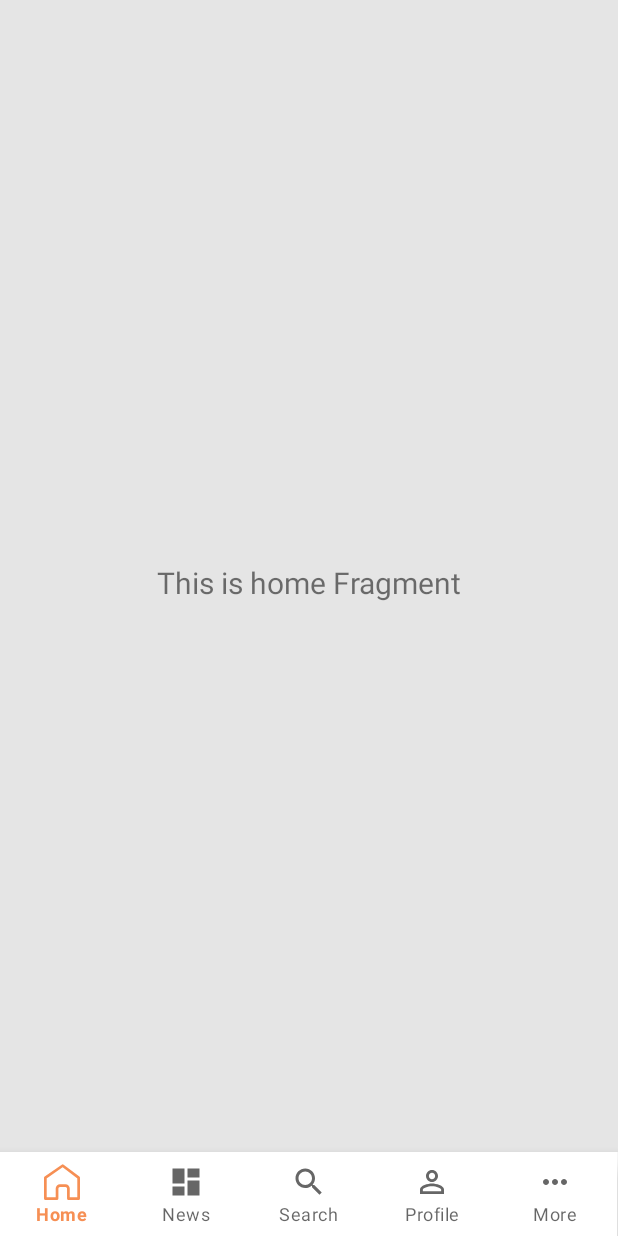
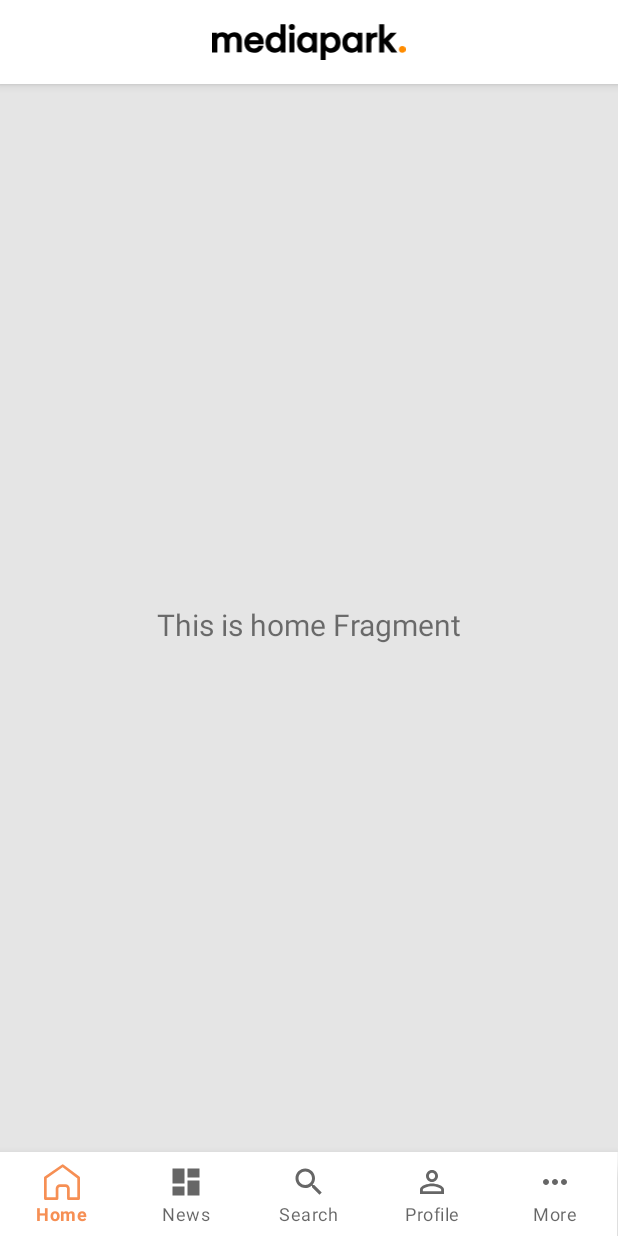
Before and after one commit to sokheangret/MediaparkNews, an Android app: the screen it shows after launch (MainActivity), on a phone screen of 412 x 824 dp. Run offline under Robolectric (Android 15) with nearby library versions, the phone set to English and light mode, and no system bars; our stand-ins replace Dagger/Hilt's generated code, Room's generated code, RxJava, data binding, navigation-ui.

Commit message:
include layout toolbar to first page screen

```diff
--- a/app/src/main/java/com/sokheang/mediaparknews/ui/article_filter/ArticleFilterActivity.kt
+++ b/app/src/main/java/com/sokheang/mediaparknews/ui/article_filter/ArticleFilterActivity.kt
@@ -3,10 +3,10 @@ package com.sokheang.mediaparknews.ui.article_filter
 import android.app.Activity
 import android.content.Intent
 import android.os.Bundle
+import android.view.View
 import android.widget.EditText
 import androidx.activity.result.contract.ActivityResultContracts
 import androidx.appcompat.app.AppCompatActivity
-import androidx.lifecycle.lifecycleScope
 import com.google.android.material.datepicker.MaterialDatePicker
 import com.sokheang.mediaparknews.app.MediaparkNewsApp
 import com.sokheang.mediaparknews.databinding.ActivityArticleFilterBinding
@@ -51,10 +51,12 @@ class ArticleFilterActivity : AppCompatActivity() {
             showDatePickerDialog(binding.editToDate)
         }
 
+        binding.toolbar.textClear.visibility = View.VISIBLE
         binding.toolbar.textClear.setOnClickListener {
             clearFilter()
         }
 
+        binding.toolbar.buttonBack.visibility = View.VISIBLE
         binding.toolbar.buttonBack.setOnClickListener {
             onBackPressed()
         }
--- a/app/src/main/java/com/sokheang/mediaparknews/ui/article_web/ArticleWebActivity.kt
+++ b/app/src/main/java/com/sokheang/mediaparknews/ui/article_web/ArticleWebActivity.kt
@@ -19,7 +19,7 @@ class ArticleWebActivity : AppCompatActivity() {
 
         val articleUrl = intent.getStringExtra(Constants.IntentConstants.ARTICLE_URL)
 
-        binding.toolbar.textClear.visibility = View.INVISIBLE
+        binding.toolbar.buttonBack.visibility = View.VISIBLE
         binding.toolbar.buttonBack.setOnClickListener {
             onBackPressed()
         }
--- a/app/src/main/java/com/sokheang/mediaparknews/ui/home/HomeFragment.kt
+++ b/app/src/main/java/com/sokheang/mediaparknews/ui/home/HomeFragment.kt
@@ -22,7 +22,7 @@ private var _binding: FragmentHomeBinding? = null
     savedInstanceState: Bundle?
   ): View {
     val homeViewModel =
-            ViewModelProvider(this).get(HomeViewModel::class.java)
+        ViewModelProvider(this)[HomeViewModel::class.java]
 
     _binding = FragmentHomeBinding.inflate(inflater, container, false)
     val root: View = binding.root
--- a/app/src/main/res/layout/fragment_home.xml
+++ b/app/src/main/res/layout/fragment_home.xml
@@ -8,6 +8,13 @@
     android:background="@color/background"
     tools:context=".ui.home.HomeFragment" >
 
+    <include
+        android:id="@+id/appbar"
+        layout="@layout/layout_toolbar"
+        app:layout_constraintEnd_toEndOf="parent"
+        app:layout_constraintStart_toStartOf="parent"
+        app:layout_constraintTop_toTopOf="parent" />
+
     <TextView
         android:id="@+id/text_home"
         android:layout_width="match_parent"
@@ -17,8 +24,8 @@
         android:layout_marginEnd="8dp"
         android:textAlignment="center"
         android:textSize="20sp"
+        app:layout_constraintBottom_toBottomOf="parent"
         app:layout_constraintEnd_toEndOf="parent"
         app:layout_constraintStart_toStartOf="parent"
-        app:layout_constraintTop_toTopOf="parent"
-        app:layout_constraintBottom_toBottomOf="parent" />
+        app:layout_constraintTop_toBottomOf="@+id/appbar" />
 </androidx.constraintlayout.widget.ConstraintLayout>
--- a/app/src/main/res/layout/fragment_more.xml
+++ b/app/src/main/res/layout/fragment_more.xml
@@ -4,6 +4,10 @@
     android:layout_width="match_parent"
     android:layout_height="match_parent"
     tools:context=".ui.more.MoreFragment">
+
+    <include
+        android:id="@+id/appbar"
+        layout="@layout/layout_toolbar"/>
 
     <TextView
         android:layout_width="match_parent"
--- a/app/src/main/res/layout/fragment_profile.xml
+++ b/app/src/main/res/layout/fragment_profile.xml
@@ -4,6 +4,10 @@
     android:layout_width="match_parent"
     android:layout_height="match_parent"
     tools:context=".ui.profile.ProfileFragment">
+
+    <include
+        android:id="@+id/appbar"
+        layout="@layout/layout_toolbar"/>
 
     <TextView
         android:layout_width="match_parent"
--- a/app/src/main/res/layout/layout_toolbar.xml
+++ b/app/src/main/res/layout/layout_toolbar.xml
@@ -29,12 +29,13 @@
                     android:src="@drawable/ic_arrow_back"
                     android:layout_marginEnd="30dp"
                     android:background="@null"
+                    android:visibility="invisible"
                     tools:ignore="ContentDescription" />
 
                 <ImageView
                     android:layout_width="wrap_content"
                     android:layout_height="match_parent"
-                    android:contentDescription="media park logo"
+                    android:contentDescription="@string/media_park_logo"
                     android:paddingVertical="16dp"
                     android:src="@drawable/ic_mp_logo"
                     android:layout_toEndOf="@id/button_back"
@@ -51,6 +52,7 @@
                     android:text="@string/clear"
                     android:textColor="@color/primary"
                     android:textStyle="bold"
+                    android:visibility="invisible"
                     app:drawableEndCompat="@drawable/ic_delete" />
             </RelativeLayout>
 
```
Also changed, not shown: app/src/main/java/com/sokheang/mediaparknews/ui/article_search_in/ArticleSearchInActivity.kt (+6 -3 lines), app/src/main/res/layout/fragment_news.xml (+3 -25 lines).
